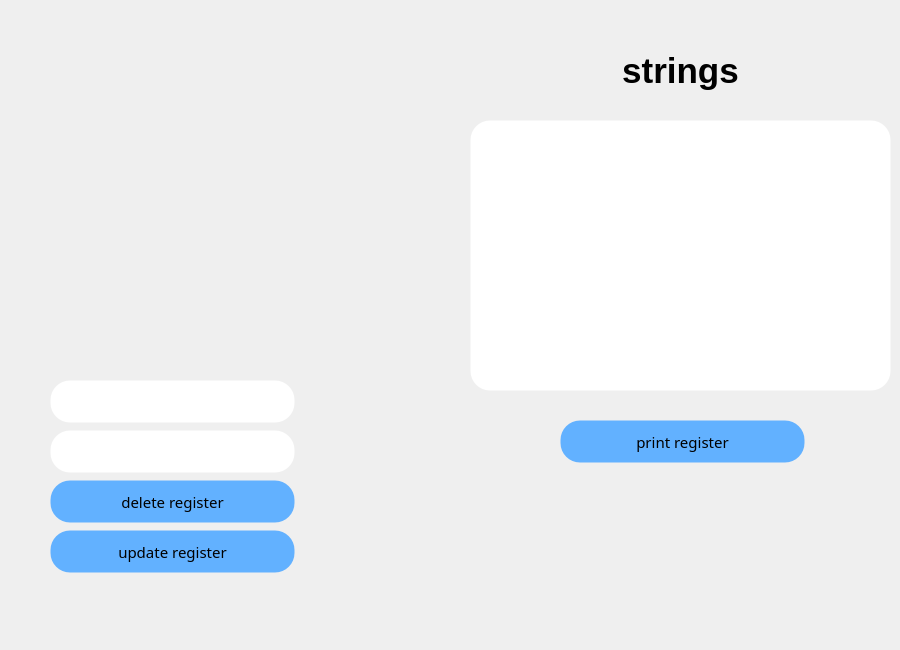
Qt form main.ui (vedaka1/Database-console) before a commit.
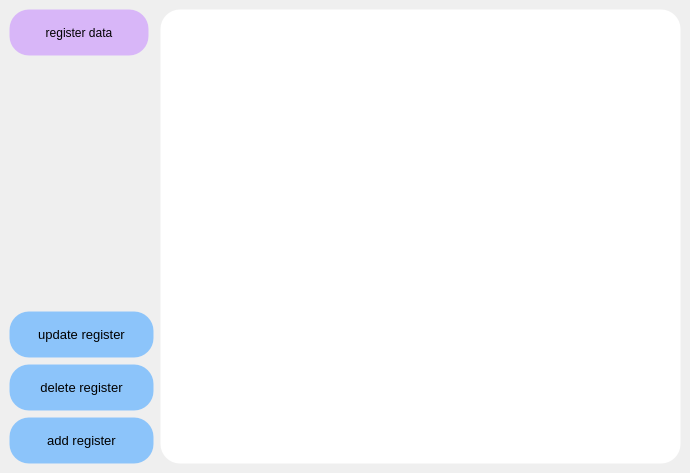
The same form after that commit. Icons and pictures are not drawn.

What changed in the file:
```diff
--- a/main.ui
+++ b/main.ui
@@ -1,13 +1,13 @@
 <?xml version="1.0" encoding="UTF-8"?>
 <ui version="4.0">
- <class>Dialog</class>
- <widget class="QDialog" name="Dialog">
+ <class>MainWindow</class>
+ <widget class="QMainWindow" name="MainWindow">
   <property name="geometry">
    <rect>
     <x>0</x>
     <y>0</y>
-    <width>900</width>
-    <height>650</height>
+    <width>690</width>
+    <height>473</height>
    </rect>
   </property>
   <property name="focusPolicy">
@@ -23,92 +23,276 @@
                             stop: 0.5 rgba(217, 184, 255, 255), 
                             stop: 1   rgba(177, 110, 197, 255));</string>
   </property>
-  <widget class="QLabel" name="label_login">
-   <property name="geometry">
-    <rect>
-     <x>530</x>
-     <y>40</y>
-     <width>301</width>
-     <height>61</height>
-    </rect>
-   </property>
-   <property name="layoutDirection">
-    <enum>Qt::LeftToRight</enum>
-   </property>
-   <property name="styleSheet">
-    <string notr="true">font-family: 'Montserrat';
-font-style: normal;
-font-weight: 700;
-font-size: 35px;
-line-height: 122px;
+  <property name="tabShape">
+   <enum>QTabWidget::Rounded</enum>
+  </property>
+  <widget class="QWidget" name="centralwidget">
+   <layout class="QHBoxLayout" name="horizontalLayout">
+    <property name="spacing">
+     <number>6</number>
+    </property>
+    <property name="leftMargin">
+     <number>0</number>
+    </property>
+    <property name="topMargin">
+     <number>0</number>
+    </property>
+    <property name="rightMargin">
+     <number>0</number>
+    </property>
+    <property name="bottomMargin">
+     <number>0</number>
+    </property>
+    <item>
+     <layout class="QVBoxLayout" name="verticalLayout_2">
+      <property name="sizeConstraint">
+       <enum>QLayout::SetDefaultConstraint</enum>
+      </property>
+      <property name="leftMargin">
+       <number>9</number>
+      </property>
+      <property name="topMargin">
+       <number>9</number>
+      </property>
+      <property name="rightMargin">
+       <number>0</number>
+      </property>
+      <property name="bottomMargin">
+       <number>9</number>
+      </property>
+      <item>
+       <widget class="QLabel" name="info_label">
+        <property name="sizePolicy">
+         <sizepolicy hsizetype="Preferred" vsizetype="Preferred">
+          <horstretch>0</horstretch>
+          <verstretch>0</verstretch>
+         </sizepolicy>
+        </property>
+        <property name="minimumSize">
+         <size>
+          <width>140</width>
+          <height>47</height>
+         </size>
+        </property>
+        <property name="maximumSize">
+         <size>
+          <width>140</width>
+          <height>47</height>
+         </size>
+        </property>
+        <property name="layoutDirection">
+         <enum>Qt::LeftToRight</enum>
+        </property>
+        <property name="styleSheet">
+         <string notr="true">QLabel {
+font: 10pt &quot;Segoe UI&quot;;
+border-radius: 20%;
+padding: 13px 17px;
 color: #000;
-background: none;</string>
-   </property>
-   <property name="text">
-    <string>strings</string>
-   </property>
-   <property name="alignment">
-    <set>Qt::AlignCenter</set>
-   </property>
-  </widget>
-  <widget class="QPushButton" name="print_register_btn">
-   <property name="geometry">
-    <rect>
-     <x>560</x>
-     <y>420</y>
-     <width>245</width>
-     <height>43</height>
-    </rect>
-   </property>
-   <property name="font">
-    <font>
-     <family>Montserrat</family>
-     <pointsize>-1</pointsize>
-     <weight>50</weight>
-     <italic>false</italic>
-     <bold>false</bold>
-    </font>
-   </property>
-   <property name="cursor">
-    <cursorShape>PointingHandCursor</cursorShape>
-   </property>
-   <property name="styleSheet">
-    <string notr="true">QPushButton{
-	 background-color: #62B1FF;
-	border-radius: 20%;
-	font-family: 'Montserrat';
-	font-style: normal;
-	font-weight: 400;
-	font-size: 15px;
-	color: #000000;
-	border: 1px solid rgba(255, 255, 255, 0.01);
+border: 1px solid rgba(255, 255, 255, 0.01);
+background: rgba(206, 157, 252, 0.7);
 }
+</string>
+        </property>
+        <property name="text">
+         <string>register data</string>
+        </property>
+        <property name="alignment">
+         <set>Qt::AlignCenter</set>
+        </property>
+       </widget>
+      </item>
+      <item alignment="Qt::AlignBottom">
+       <widget class="QPushButton" name="update_register_btn">
+        <property name="sizePolicy">
+         <sizepolicy hsizetype="Minimum" vsizetype="Minimum">
+          <horstretch>0</horstretch>
+          <verstretch>0</verstretch>
+         </sizepolicy>
+        </property>
+        <property name="minimumSize">
+         <size>
+          <width>145</width>
+          <height>47</height>
+         </size>
+        </property>
+        <property name="maximumSize">
+         <size>
+          <width>145</width>
+          <height>47</height>
+         </size>
+        </property>
+        <property name="font">
+         <font>
+          <family>Segoe UI</family>
+          <pointsize>10</pointsize>
+          <weight>50</weight>
+          <italic>false</italic>
+          <bold>false</bold>
+         </font>
+        </property>
+        <property name="cursor">
+         <cursorShape>PointingHandCursor</cursorShape>
+        </property>
+        <property name="focusPolicy">
+         <enum>Qt::ClickFocus</enum>
+        </property>
+        <property name="autoFillBackground">
+         <bool>false</bool>
+        </property>
+        <property name="styleSheet">
+         <string notr="true">QPushButton{
+background-color:  rgba(98, 177, 255, 0.7);
+border-radius: 20%;
+font: 10pt &quot;Segoe UI&quot;;
+padding: 13px 17px;
+color: #000000;
+border: 1px solid rgba(255, 255, 255, 0.01);
+}
+
 QPushButton:hover{
    background-color:#7DBFFF;
 }
 </string>
-   </property>
-   <property name="text">
-    <string>print register</string>
-   </property>
-  </widget>
-  <widget class="QTextEdit" name="info_test">
-   <property name="geometry">
-    <rect>
-     <x>470</x>
-     <y>120</y>
-     <width>421</width>
-     <height>271</height>
-    </rect>
-   </property>
-   <property name="styleSheet">
-    <string notr="true">QTextEdit{
+        </property>
+        <property name="text">
+         <string>update register</string>
+        </property>
+       </widget>
+      </item>
+      <item>
+       <widget class="QPushButton" name="delete_register_btn">
+        <property name="sizePolicy">
+         <sizepolicy hsizetype="Minimum" vsizetype="Ignored">
+          <horstretch>0</horstretch>
+          <verstretch>0</verstretch>
+         </sizepolicy>
+        </property>
+        <property name="minimumSize">
+         <size>
+          <width>145</width>
+          <height>47</height>
+         </size>
+        </property>
+        <property name="maximumSize">
+         <size>
+          <width>145</width>
+          <height>47</height>
+         </size>
+        </property>
+        <property name="font">
+         <font>
+          <family>Segoe UI</family>
+          <pointsize>10</pointsize>
+          <weight>50</weight>
+          <italic>false</italic>
+          <bold>false</bold>
+         </font>
+        </property>
+        <property name="cursor">
+         <cursorShape>PointingHandCursor</cursorShape>
+        </property>
+        <property name="toolTipDuration">
+         <number>-1</number>
+        </property>
+        <property name="styleSheet">
+         <string notr="true">QPushButton{
+background-color:  rgba(98, 177, 255, 0.7);
+border-radius: 20%;
+font: 10pt &quot;Segoe UI&quot;;
+padding: 13px 17px;
+color: #000000;
+border: 1px solid rgba(255, 255, 255, 0.01);
+}
+
+QPushButton:hover{
+ background-color:#7DBFFF;
+}
+
+
+
+</string>
+        </property>
+        <property name="text">
+         <string>delete register</string>
+        </property>
+       </widget>
+      </item>
+      <item>
+       <widget class="QPushButton" name="add_register_btn">
+        <property name="sizePolicy">
+         <sizepolicy hsizetype="Minimum" vsizetype="Minimum">
+          <horstretch>0</horstretch>
+          <verstretch>0</verstretch>
+         </sizepolicy>
+        </property>
+        <property name="minimumSize">
+         <size>
+          <width>145</width>
+          <height>47</height>
+         </size>
+        </property>
+        <property name="maximumSize">
+         <size>
+          <width>145</width>
+          <height>47</height>
+         </size>
+        </property>
+        <property name="font">
+         <font>
+          <family>Segoe UI</family>
+          <pointsize>10</pointsize>
+          <weight>50</weight>
+          <italic>false</italic>
+          <bold>false</bold>
+         </font>
+        </property>
+        <property name="cursor">
+         <cursorShape>PointingHandCursor</cursorShape>
+        </property>
+        <property name="styleSheet">
+         <string notr="true">QPushButton{
+background-color:  rgba(98, 177, 255, 0.7);
+border-radius: 20%;
+font: 10pt &quot;Segoe UI&quot;;
+padding: 13px 17px;
+color: #000000;
+border: 1px solid rgba(255, 255, 255, 0.01);
+}
+
+QPushButton:hover{
+ background-color:#7DBFFF;
+}
+</string>
+        </property>
+        <property name="text">
+         <string>add register</string>
+        </property>
+       </widget>
+      </item>
+     </layout>
+    </item>
+    <item>
+     <layout class="QVBoxLayout" name="verticalLayout">
+      <property name="leftMargin">
+       <number>0</number>
+      </property>
+      <property name="topMargin">
+       <number>9</number>
+      </property>
+      <property name="rightMargin">
+       <number>9</number>
+      </property>
+      <property name="bottomMargin">
+       <number>9</number>
+      </property>
+      <item>
+       <widget class="QTextEdit" name="info_field">
+        <property name="styleSheet">
+         <string notr="true">QTextEdit{
 background: #FFFFFF;
 border-radius: 20%;
 padding: 13px 17px;
-font-family: 'Montserrat';
-font-style: normal;
-font-weight: 400;
 font-size: 13px;
 line-height: 16px;
 border: 1px solid rgba(255, 255, 255, 0.01);
@@ -117,163 +301,19 @@
 	border: 1px solid #000;
 }
 </string>
-   </property>
-   <property name="html">
-    <string>&lt;!DOCTYPE HTML PUBLIC &quot;-//W3C//DTD HTML 4.0//EN&quot; &quot;http://www.w3.org/TR/REC-html40/strict.dtd&quot;&gt;
+        </property>
+        <property name="html">
+         <string>&lt;!DOCTYPE HTML PUBLIC &quot;-//W3C//DTD HTML 4.0//EN&quot; &quot;http://www.w3.org/TR/REC-html40/strict.dtd&quot;&gt;
 &lt;html&gt;&lt;head&gt;&lt;meta name=&quot;qrichtext&quot; content=&quot;1&quot; /&gt;&lt;style type=&quot;text/css&quot;&gt;
 p, li { white-space: pre-wrap; }
-&lt;/style&gt;&lt;/head&gt;&lt;body style=&quot; font-family:'Montserrat'; font-size:13px; font-weight:400; font-style:normal;&quot;&gt;
-&lt;p style=&quot;-qt-paragraph-type:empty; margin-top:0px; margin-bottom:0px; margin-left:0px; margin-right:0px; -qt-block-indent:0; text-indent:0px; font-family:'MS Shell Dlg 2'; font-size:7.8pt;&quot;&gt;&lt;br /&gt;&lt;/p&gt;&lt;/body&gt;&lt;/html&gt;</string>
-   </property>
-  </widget>
-  <widget class="QPushButton" name="delete_register_btn">
-   <property name="geometry">
-    <rect>
-     <x>50</x>
-     <y>480</y>
-     <width>245</width>
-     <height>43</height>
-    </rect>
-   </property>
-   <property name="font">
-    <font>
-     <family>Montserrat</family>
-     <pointsize>-1</pointsize>
-     <weight>50</weight>
-     <italic>false</italic>
-     <bold>false</bold>
-    </font>
-   </property>
-   <property name="cursor">
-    <cursorShape>PointingHandCursor</cursorShape>
-   </property>
-   <property name="styleSheet">
-    <string notr="true">QPushButton{
-	 background-color: #62B1FF;
-	border-radius: 20%;
-	font-family: 'Montserrat';
-	font-style: normal;
-	font-weight: 400;
-	font-size: 15px;
-	color: #000000;
-border: 1px solid rgba(255, 255, 255, 0.01);
-}
-QPushButton:hover{
-   background-color:#7DBFFF;
-}
-
-
-
-</string>
-   </property>
-   <property name="text">
-    <string>delete register</string>
-   </property>
-  </widget>
-  <widget class="QPushButton" name="update_register_btn">
-   <property name="geometry">
-    <rect>
-     <x>50</x>
-     <y>530</y>
-     <width>245</width>
-     <height>43</height>
-    </rect>
-   </property>
-   <property name="font">
-    <font>
-     <family>Montserrat</family>
-     <pointsize>-1</pointsize>
-     <weight>50</weight>
-     <italic>false</italic>
-     <bold>false</bold>
-    </font>
-   </property>
-   <property name="cursor">
-    <cursorShape>PointingHandCursor</cursorShape>
-   </property>
-   <property name="focusPolicy">
-    <enum>Qt::ClickFocus</enum>
-   </property>
-   <property name="autoFillBackground">
-    <bool>false</bool>
-   </property>
-   <property name="styleSheet">
-    <string notr="true">QPushButton{
-	 background-color: #62B1FF;
-	border-radius: 20%;
-	font-family: 'Montserrat';
-	font-style: normal;
-	font-weight: 400;
-	font-size: 15px;
-	color: #000000;
-	border: 1px solid rgba(255, 255, 255, 0.01);
-}
-QPushButton:hover{
-   background-color:#7DBFFF;
-}
-
-
-
-
-</string>
-   </property>
-   <property name="text">
-    <string>update register</string>
-   </property>
-  </widget>
-  <widget class="QLineEdit" name="text_field_2">
-   <property name="geometry">
-    <rect>
-     <x>50</x>
-     <y>380</y>
-     <width>245</width>
-     <height>43</height>
-    </rect>
-   </property>
-   <property name="styleSheet">
-    <string notr="true">QLineEdit{
-background: #FFFFFF;
-border-radius: 20%;
-padding: 13px 17px;
-font-family: 'Montserrat';
-font-style: normal;
-font-weight: 400;
-font-size: 13px;
-line-height: 16px;
-border: 1px solid rgba(255, 255, 255, 0.01);
-}
-QLineEdit:focus{
-	border: 1px solid #000;
-}
-</string>
-   </property>
-  </widget>
-  <widget class="QLineEdit" name="text_field_1">
-   <property name="geometry">
-    <rect>
-     <x>50</x>
-     <y>430</y>
-     <width>245</width>
-     <height>43</height>
-    </rect>
-   </property>
-   <property name="styleSheet">
-    <string notr="true">QLineEdit{
-background: #FFFFFF;
-border-radius: 20%;
-padding: 13px 17px;
-font-family: 'Montserrat';
-font-style: normal;
-font-weight: 400;
-font-size: 13px;
-line-height: 16px;
-border: 1px solid rgba(255, 255, 255, 0.01);
-}
-QLineEdit:focus{
-	border: 1px solid #000;
-}
-</string>
-   </property>
+&lt;/style&gt;&lt;/head&gt;&lt;body style=&quot; font-family:'MS Shell Dlg 2'; font-size:13px; font-weight:400; font-style:normal;&quot;&gt;
+&lt;p style=&quot;-qt-paragraph-type:empty; margin-top:0px; margin-bottom:0px; margin-left:0px; margin-right:0px; -qt-block-indent:0; text-indent:0px; font-size:7.8pt;&quot;&gt;&lt;br /&gt;&lt;/p&gt;&lt;/body&gt;&lt;/html&gt;</string>
+        </property>
+       </widget>
+      </item>
+     </layout>
+    </item>
+   </layout>
   </widget>
  </widget>
  <resources/>
```
Left out of the diff: 12 changed lines with no effect on the pictures.
